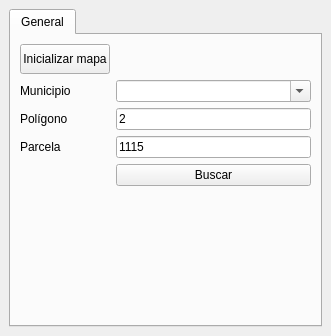
Qt form RrtnUtils/rrtn_utils_dockwidget_base.ui (carriaga/rrtn-utils) before a commit.
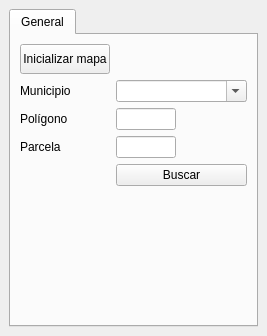
The same form after that commit.

```diff
--- a/RrtnUtils/rrtn_utils_dockwidget_base.ui
+++ b/RrtnUtils/rrtn_utils_dockwidget_base.ui
@@ -6,7 +6,7 @@
    <rect>
     <x>0</x>
     <y>0</y>
-    <width>331</width>
+    <width>267</width>
     <height>336</height>
    </rect>
   </property>
@@ -74,6 +74,12 @@
         </item>
         <item row="2" column="1">
          <widget class="QComboBox" name="cmbMunicipios">
+          <property name="sizePolicy">
+           <sizepolicy hsizetype="Ignored" vsizetype="Fixed">
+            <horstretch>0</horstretch>
+            <verstretch>0</verstretch>
+           </sizepolicy>
+          </property>
           <property name="editable">
            <bool>true</bool>
           </property>
@@ -88,8 +94,14 @@
         </item>
         <item row="3" column="1">
          <widget class="QLineEdit" name="lePoligono">
+          <property name="maximumSize">
+           <size>
+            <width>60</width>
+            <height>16777215</height>
+           </size>
+          </property>
           <property name="text">
-           <string>2</string>
+           <string/>
           </property>
          </widget>
         </item>
@@ -102,8 +114,14 @@
         </item>
         <item row="4" column="1">
          <widget class="QLineEdit" name="leParcela">
+          <property name="maximumSize">
+           <size>
+            <width>60</width>
+            <height>16777215</height>
+           </size>
+          </property>
           <property name="text">
-           <string>1115</string>
+           <string/>
           </property>
          </widget>
         </item>
```
